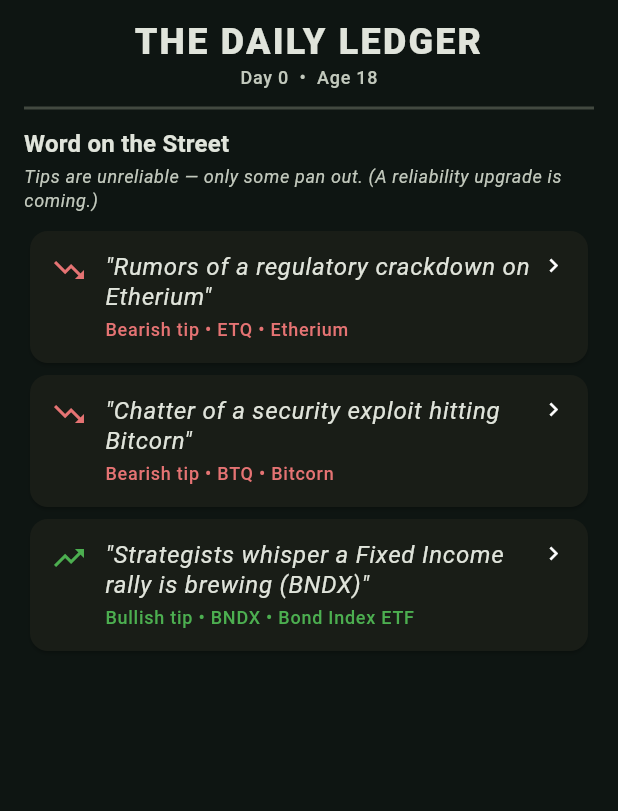
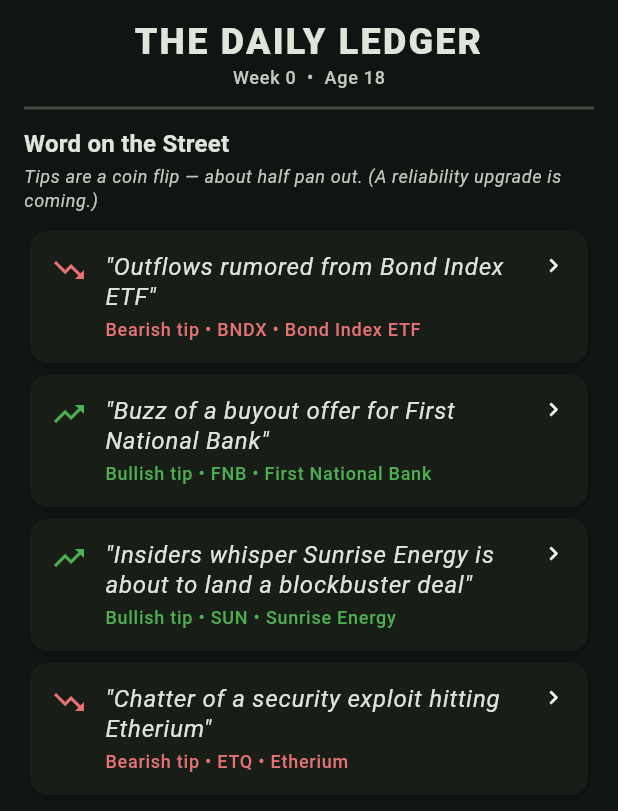
Before and after one commit to Armandoxh/Territorygame, a Flutter app: the NewsTab widget shown alone on an empty page, opened directly with empty values, on a phone screen of 412 x 824 dp. Shown: the top 811 px of the screen. Run offline on Flutter 3.47's test engine with Material 3 defaults, Android fonts, the phone set to English and light mode, and no system bars.

Commit message:
WealthQuest: 50/50 rumors across stocks/ETFs/crypto, MAX fix, week framing
- Rumor reliability 25% -> 50%; each edition guarantees a stock, ETF, and
  crypto tip (+ wildcard), 4/edition (rumors no longer feel stock-only).
- Fix MAX buy bug: amount sheet floored to cents instead of rounding up,
  so Max never exceeds available cash and gets rejected.
- Consistent WEEK framing in all user-facing text: 'Next Week' button,
  'Week N', CD terms/maturities in weeks. One press = one week; age
  advances a year per 52 weeks.

https://claude.ai/code/session_01TzdCgZw6BTd2YJQ9wzwCow

```diff
--- a/wealthquest/lib/data/catalog.dart
+++ b/wealthquest/lib/data/catalog.dart
@@ -84,7 +84,7 @@ class Catalog {
       termDays: 26,
       minInvestment: 100,
       sector: 'Fixed Income',
-      blurb: 'Locked 26 days. 4.5% APY, redeemable at maturity.',
+      blurb: 'Locked 26 weeks. 4.5% APY, redeemable at maturity.',
     ),
     AssetDef(
       id: 'cd1y',
@@ -96,7 +96,7 @@ class Catalog {
       termDays: 52,
       minInvestment: 100,
       sector: 'Fixed Income',
-      blurb: 'Locked 52 days. 5.2% APY for committing longer.',
+      blurb: 'Locked 52 weeks. 5.2% APY for committing longer.',
     ),
     AssetDef(
       id: 'cd3y',
@@ -108,7 +108,7 @@ class Catalog {
       termDays: 156,
       minInvestment: 250,
       sector: 'Fixed Income',
-      blurb: 'Locked 156 days. 5.8% APY — best fixed rate, longest lock.',
+      blurb: 'Locked 156 weeks. 5.8% APY — best fixed rate, longest lock.',
     ),
     AssetDef(
       id: 'tbond',
--- a/wealthquest/lib/engine/news_engine.dart
+++ b/wealthquest/lib/engine/news_engine.dart
@@ -10,19 +10,43 @@ import '../models/rumor.dart';
 class NewsEngine {
   NewsEngine._();
 
-  /// Base chance a rumor is true. The upgrade tree will raise this later.
-  static const double baseReliability = 0.25;
+  /// Base chance a rumor is true — a coin flip. The upgrade tree will raise
+  /// this later.
+  static const double baseReliability = 0.50;
 
-  static const int rumorsPerEdition = 3;
+  static const int rumorsPerEdition = 4;
 
-  static List<Rumor> generateEdition(Random rng, int day) {
-    final pool = Catalog.assets.where((a) => a.kind.isPriceBased).toList()
-      ..shuffle(rng);
-    final picks = pool.take(rumorsPerEdition);
-    return [for (final a in picks) _rumorFor(a, rng, day)];
+  static List<Rumor> generateEdition(Random rng, int week) {
+    final byKind = <AssetKind, List<AssetDef>>{};
+    for (final a in Catalog.assets) {
+      if (a.kind.isPriceBased) {
+        byKind.putIfAbsent(a.kind, () => []).add(a);
+      }
+    }
+
+    final picks = <AssetDef>[];
+    // Guarantee each edition covers the exciting categories.
+    for (final k in const [AssetKind.stock, AssetKind.etf, AssetKind.crypto]) {
+      final pool = byKind[k];
+      if (pool != null && pool.isNotEmpty) {
+        picks.add(pool[rng.nextInt(pool.length)]);
+      }
+    }
+    // One wildcard from any price-based asset (could be a bond or a repeat kind).
+    final all = Catalog.assets.where((a) => a.kind.isPriceBased).toList();
+    if (all.isNotEmpty) picks.add(all[rng.nextInt(all.length)]);
+
+    // Dedupe (keep first), then shuffle for presentation order.
+    final seen = <String>{};
+    final unique = [
+      for (final a in picks)
+        if (seen.add(a.id)) a,
+    ]..shuffle(rng);
+
+    return [for (final a in unique) _rumorFor(a, rng, week)];
   }
 
-  static Rumor _rumorFor(AssetDef a, Random rng, int day) {
+  static Rumor _rumorFor(AssetDef a, Random rng, int week) {
     final dir = rng.nextBool() ? 1 : -1;
     final magnitude =
         (a.dailyVol * (1.5 + rng.nextDouble() * 2.0)).clamp(0.02, 0.4);
@@ -32,7 +56,7 @@ class NewsEngine {
       magnitude: magnitude.toDouble(),
       reliability: baseReliability,
       headline: _headline(a, dir, rng),
-      createdDay: day,
+      createdWeek: week,
     );
   }
 
--- a/wealthquest/lib/models/asset.dart
+++ b/wealthquest/lib/models/asset.dart
@@ -81,7 +81,7 @@ class AssetDef {
   /// Annual percentage yield for interest-bearing assets and bond coupons.
   final double apy;
 
-  /// Lock term in days for CDs (52 days == 1 in-game year). 0 if not a CD.
+  /// Lock term in weeks for CDs (52 weeks == 1 in-game year). 0 if not a CD.
   final int termDays;
 
   /// Minimum dollars required to open a position.
--- a/wealthquest/lib/models/job.dart
+++ b/wealthquest/lib/models/job.dart
@@ -1,4 +1,4 @@
-/// A day job. Pay lands in cash every Next Day (one game week).
+/// A day job. Pay lands in cash every Next Week (one game week).
 class JobDef {
   final String id;
   final String title;
--- a/wealthquest/lib/models/rumor.dart
+++ b/wealthquest/lib/models/rumor.dart
@@ -15,7 +15,7 @@ class Rumor {
   final double reliability;
 
   final String headline;
-  final int createdDay;
+  final int createdWeek;
 
   /// Set when the week resolves.
   bool resolved;
@@ -30,7 +30,7 @@ class Rumor {
     required this.magnitude,
     required this.reliability,
     required this.headline,
-    required this.createdDay,
+    required this.createdWeek,
     this.resolved = false,
     this.cameTrue = false,
     this.actualMove = 0,
--- a/wealthquest/lib/state/game_controller.dart
+++ b/wealthquest/lib/state/game_controller.dart
@@ -10,7 +10,7 @@ import '../models/holding.dart';
 import '../models/job.dart';
 import '../models/rumor.dart';
 
-/// Summary of what happened on a single Next Day, used to populate the
+/// Summary of what happened on a single Next Week, used to populate the
 /// post-advance dialog.
 class DayResult {
   final double income;
@@ -231,8 +231,8 @@ class GameController extends ChangeNotifier {
   /// Returns an error string, or null on success.
   String? sell(Holding h, double amount, {bool max = false}) {
     if (h.isLocked) {
-      final daysLeft = h.maturityDay - day;
-      return 'This CD is locked for $daysLeft more day(s).';
+      final weeksLeft = h.maturityDay - day;
+      return 'This CD is locked for $weeksLeft more week(s).';
     }
     final value = valueOf(h);
     final amt = max ? value : amount;
@@ -378,7 +378,7 @@ class GameController extends ChangeNotifier {
     for (final e in events) {
       _log(e);
     }
-    _log('Day ${day}: net worth \$${after.toStringAsFixed(0)} (${after - before >= 0 ? '+' : ''}\$${(after - before).toStringAsFixed(0)}).');
+    _log('Week ${day}: net worth \$${after.toStringAsFixed(0)} (${after - before >= 0 ? '+' : ''}\$${(after - before).toStringAsFixed(0)}).');
 
     notifyListeners();
     return summary;
--- a/wealthquest/lib/ui/asset_detail_screen.dart
+++ b/wealthquest/lib/ui/asset_detail_screen.dart
@@ -34,7 +34,7 @@ class AssetDetailScreen extends StatelessWidget {
 
   Future<void> _sell(BuildContext context, Holding h) async {
     if (h.isLocked) {
-      _toast(context, 'Locked for ${h.maturityDay - game.day} more day(s).');
+      _toast(context, 'Locked for ${h.maturityDay - game.day} more week(s).');
       return;
     }
     final value = game.valueOf(h);
@@ -219,7 +219,7 @@ class AssetDetailScreen extends StatelessWidget {
     } else {
       rows.add(MapEntry('APY', pct(def.apy)));
       if (def.kind == AssetKind.cd) {
-        rows.add(MapEntry('Term', '${def.termDays} days'));
+        rows.add(MapEntry('Term', '${def.termDays} weeks'));
         rows.add(const MapEntry('Liquidity', 'Locked until maturity'));
       } else {
         rows.add(const MapEntry('Liquidity', 'Withdraw anytime'));
@@ -295,7 +295,7 @@ class AssetDetailScreen extends StatelessWidget {
               final sub = h.kind == AssetKind.cd
                   ? (h.matured
                       ? 'Matured • redeemable'
-                      : 'Locked • matures day ${h.maturityDay}')
+                      : 'Locked • matures week ${h.maturityDay}')
                   : h.kind.isInterestBearing
                       ? 'Balance'
                       : '${h.shares.toStringAsFixed(h.shares >= 10 ? 2 : 4)} units';
--- a/wealthquest/lib/ui/dashboard_tab.dart
+++ b/wealthquest/lib/ui/dashboard_tab.dart
@@ -80,7 +80,7 @@ class DashboardTab extends StatelessWidget {
         Text('Recent activity', style: theme.textTheme.titleMedium),
         const SizedBox(height: 8),
         if (game.eventLog.isEmpty)
-          Text('Press Next Day to begin.',
+          Text('Press Next Week to begin.',
               style: theme.textTheme.bodyMedium)
         else
           ...game.eventLog.take(12).map(
--- a/wealthquest/lib/ui/home_screen.dart
+++ b/wealthquest/lib/ui/home_screen.dart
@@ -48,7 +48,7 @@ class _HomeScreenState extends State<HomeScreen> {
     }
   }
 
-  Future<void> _nextDay() async {
+  Future<void> _nextWeek() async {
     final result = game.advanceDay();
     if (!mounted) return;
     await showDaySummary(context, game, result);
@@ -71,9 +71,9 @@ class _HomeScreenState extends State<HomeScreen> {
         ),
       ),
       floatingActionButton: FloatingActionButton.extended(
-        onPressed: _nextDay,
+        onPressed: _nextWeek,
         icon: const Icon(Icons.skip_next),
-        label: const Text('Next Day'),
+        label: const Text('Next Week'),
       ),
       floatingActionButtonLocation: FloatingActionButtonLocation.centerFloat,
       bottomNavigationBar: NavigationBar(
@@ -148,7 +148,7 @@ class _Header extends StatelessWidget {
                     ),
                   ),
                   Text(
-                    'Day ${game.day}  •  Age ${game.ageYears}',
+                    'Week ${game.day}  •  Age ${game.ageYears}',
                     style: theme.textTheme.labelMedium?.copyWith(
                       color: theme.colorScheme.onSurfaceVariant,
                     ),
--- a/wealthquest/lib/ui/news_tab.dart
+++ b/wealthquest/lib/ui/news_tab.dart
@@ -33,7 +33,7 @@ class NewsTab extends StatelessWidget {
                 ),
               ),
               Text(
-                'Day ${game.day}  •  Age ${game.ageYears}',
+                'Week ${game.day}  •  Age ${game.ageYears}',
                 style: theme.textTheme.labelMedium?.copyWith(
                   color: theme.colorScheme.onSurfaceVariant,
                 ),
@@ -46,8 +46,8 @@ class NewsTab extends StatelessWidget {
         _sectionTitle(theme, 'Word on the Street'),
         Text(
           game.reliabilityRevealed
-              ? 'Tips are running about ${pct(0.25)} accurate. Trade carefully.'
-              : 'Tips are unreliable — only some pan out. (A reliability upgrade is coming.)',
+              ? 'Tips are running about ${pct(0.50)} accurate. Trade carefully.'
+              : 'Tips are a coin flip — about half pan out. (A reliability upgrade is coming.)',
           style: theme.textTheme.bodySmall?.copyWith(
             fontStyle: FontStyle.italic,
             color: theme.colorScheme.onSurfaceVariant,
--- a/wealthquest/lib/ui/portfolio_tab.dart
+++ b/wealthquest/lib/ui/portfolio_tab.dart
@@ -103,7 +103,7 @@ class _HoldingTile extends StatelessWidget {
     final def = Catalog.assetById(holding.assetId);
     if (holding.isLocked) {
       final left = holding.maturityDay - game.day;
-      _toast(context, '${def.name} is locked for $left more day(s).');
+      _toast(context, '${def.name} is locked for $left more week(s).');
       return;
     }
     final value = game.valueOf(holding);
@@ -132,7 +132,7 @@ class _HoldingTile extends StatelessWidget {
     if (holding.kind == AssetKind.cd) {
       subtitle = holding.matured
           ? 'Matured • redeemable'
-          : 'Locked • matures day ${holding.maturityDay}';
+          : 'Locked • matures week ${holding.maturityDay}';
     } else if (holding.kind.isInterestBearing) {
       subtitle = '${def.kind.label} • ${pct(def.apy)} APY';
     } else {
--- a/wealthquest/lib/ui/widgets/amount_sheet.dart
+++ b/wealthquest/lib/ui/widgets/amount_sheet.dart
@@ -56,8 +56,10 @@ class _AmountSheetState extends State<_AmountSheet> {
   }
 
   void _set(double v) {
-    final capped = v.clamp(0, widget.max);
-    _controller.text = capped.toStringAsFixed(capped >= 100 ? 0 : 2);
+    // Floor to whole cents so "Max" never rounds UP past what you can afford.
+    final capped = v.clamp(0, widget.max).toDouble();
+    final floored = (capped * 100).floorToDouble() / 100;
+    _controller.text = floored.toStringAsFixed(2);
     setState(() {});
   }
 
--- a/wealthquest/lib/ui/widgets/day_summary_dialog.dart
+++ b/wealthquest/lib/ui/widgets/day_summary_dialog.dart
@@ -14,7 +14,7 @@ Future<void> showDaySummary(
     builder: (context) {
       final theme = Theme.of(context);
       return AlertDialog(
-        title: Text('Day ${game.day} • Age ${game.ageYears}'),
+        title: Text('Week ${game.day} • Age ${game.ageYears}'),
         content: Column(
           mainAxisSize: MainAxisSize.min,
           crossAxisAlignment: CrossAxisAlignment.stretch,
```
Also changed, not shown: dev_log/6-4-2026.txt (+17 -0 lines).
